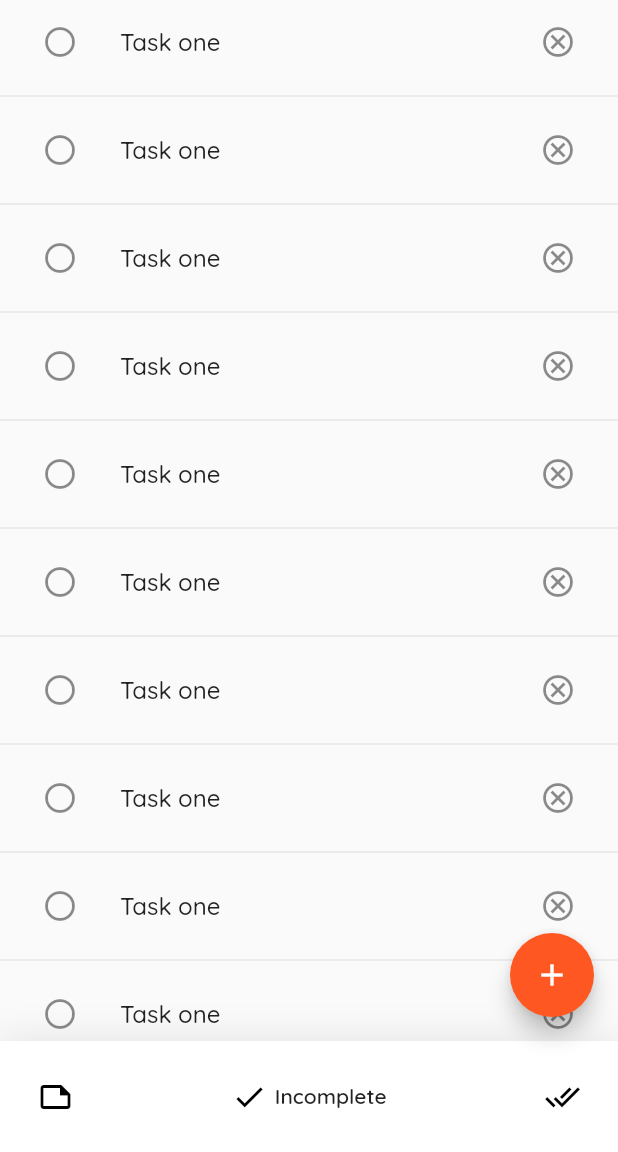
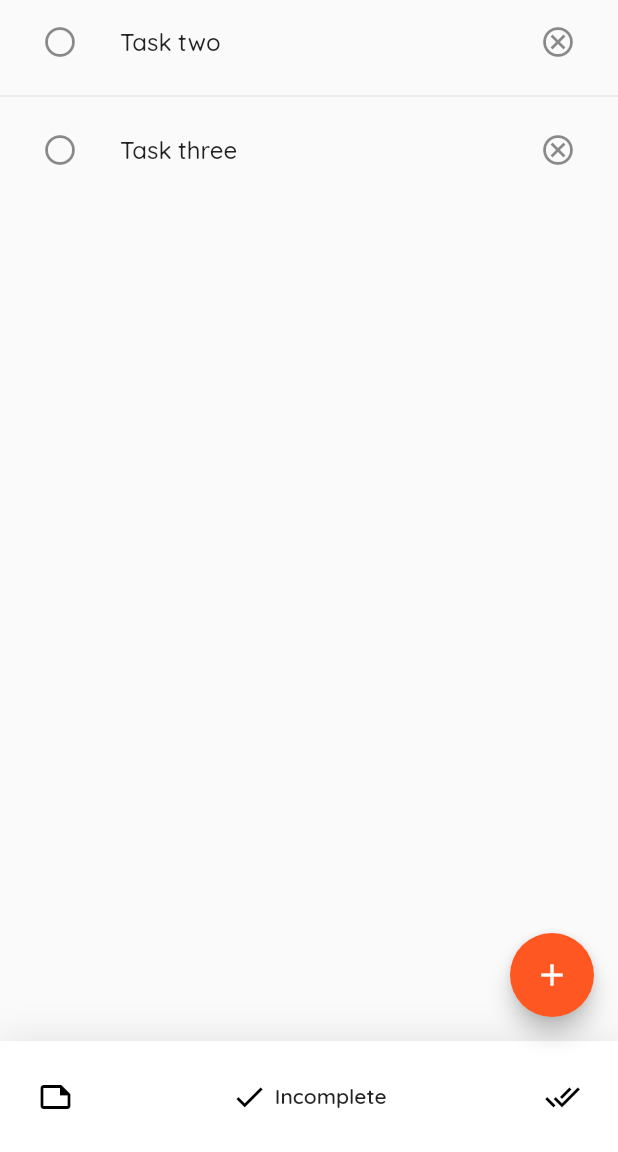
Before and after one commit to DANIEL-DEMELASH/Todo_with_provider, a Flutter app: the screen it shows after launch, item 2 of the bottom bar chosen, after a tap on the "circle" icon, on a phone screen of 412 x 824 dp, the part 84-1236 px from its top. Run offline on Flutter 3.47's test engine with Material 2 defaults, Android fonts, the phone set to English and light mode, and no system bars; drawn by our look-alikes of google_nav_bar.

Commit message:
feat: add update and delete task feature

```diff
--- a/lib/main.dart
+++ b/lib/main.dart
@@ -1,7 +1,9 @@
 import 'package:flutter/material.dart';
+import 'package:provider/provider.dart';
+import 'package:todo/resources/todo_data.dart';
 import 'package:todo/screens/todo_screen.dart';
 
-void main() {
+void main() async {
   runApp(const MyApp());
 }
 
@@ -13,7 +15,8 @@ class MyApp extends StatelessWidget {
     return MaterialApp(
       debugShowCheckedModeBanner: false,
       theme: ThemeData(fontFamily: 'Quicksand'),
-      home: const TodoScreen(),
+      home: ChangeNotifierProvider(
+          create: ((context) => TodoData()), child: TodoScreen()),
     );
   }
 }
--- /dev/null
+++ b/lib/models/todo_model.dart
@@ -0,0 +1,10 @@
+class Todo {
+  String task;
+  bool isCompleted;
+
+  Todo({required this.task, this.isCompleted = false});
+
+  void taskCompleted() {
+    isCompleted = !isCompleted;
+  }
+}
--- /dev/null
+++ b/lib/resources/todo_data.dart
@@ -0,0 +1,55 @@
+import 'dart:collection';
+
+import 'package:flutter/material.dart';
+import 'package:todo/models/todo_model.dart';
+
+class TodoData extends ChangeNotifier {
+  final List<Todo> _todos = [
+    Todo(task: 'Task one'),
+    Todo(task: 'Task two'),
+    Todo(task: 'Task three')
+  ];
+
+  int get count {
+    return _todos.length;
+  }
+
+  UnmodifiableListView<Todo> get todos {
+    return UnmodifiableListView(_todos);
+  }
+
+  UnmodifiableListView<Todo> get completedTodos {
+    List<Todo> x = [];
+    for (var i in _todos) {
+      if (i.isCompleted) {
+        x.add(i);
+      }
+    }
+    return UnmodifiableListView(x);
+  }
+
+  UnmodifiableListView<Todo> get inCompletedTodos {
+    List<Todo> x = [];
+    for (var i in _todos) {
+      if (!i.isCompleted) {
+        x.add(i);
+      }
+    }
+    return UnmodifiableListView(x);
+  }
+
+  addNewTodo(String taskTitle) {
+    _todos.add(Todo(task: taskTitle));
+    notifyListeners();
+  }
+
+  updateTodo(Todo todo) {
+    todo.taskCompleted();
+    notifyListeners();
+  }
+
+  deleteTodo(Todo todo) {
+    _todos.remove(todo);
+    notifyListeners();
+  }
+}
--- a/lib/screens/todo_screen.dart
+++ b/lib/screens/todo_screen.dart
@@ -1,9 +1,15 @@
 import 'package:flutter/material.dart';
 import 'package:google_nav_bar/google_nav_bar.dart';
+import 'package:provider/provider.dart';
 import 'package:todo/constants.dart';
+import 'package:todo/resources/todo_data.dart';
 
 class TodoScreen extends StatefulWidget {
-  const TodoScreen({super.key});
+  static final List<Widget> _screens = [
+    placeholderList(),
+    placeholderList3(),
+    placeholderList2(),
+  ];
 
   @override
   State<TodoScreen> createState() => _TodoScreenState();
@@ -11,11 +17,7 @@ class TodoScreen extends StatefulWidget {
 
 class _TodoScreenState extends State<TodoScreen> {
   int _selectedIndex = 0;
-  static final List<Widget> _screens = [
-    placeholderList(),
-    placeholderList(),
-    placeholderList(),
-  ];
+
   @override
   Widget build(BuildContext context) {
     return Scaffold(
@@ -74,29 +76,105 @@ class _TodoScreenState extends State<TodoScreen> {
             ),
           ),
         ),
-        body: _screens[_selectedIndex]);
+        body: TodoScreen._screens[_selectedIndex]);
   }
 }
 
 Widget placeholderList() {
+  return Consumer<TodoData>(builder: ((context, data, child) {
     return ListView.separated(
-      itemBuilder: (((context, index) {
+        itemBuilder: ((context, index) {
           return ListTile(
             leading: IconButton(
                 onPressed: () {
-                //TODO: change task state method
+                  data.updateTodo(data.todos[index]);
                 },
-              icon: const Icon(Icons.circle_outlined)),
-          title: const Text('Task one'),
+                icon: Icon(data.todos[index].isCompleted
+                    ? Icons.circle
+                    : Icons.circle_outlined)),
+            title: Text(
+              data.todos[index].task,
+              style: TextStyle(
+                  decoration: data.todos[index].isCompleted
+                      ? TextDecoration.lineThrough
+                      : TextDecoration.none),
+            ),
             trailing: IconButton(
                 onPressed: () {
-                //TODO: delete a task method
+                  data.deleteTodo(data.todos[index]);
                 },
                 icon: const Icon(Icons.cancel_outlined)),
           );
-      })),
+        }),
         separatorBuilder: ((context, index) {
           return const Divider();
         }),
-      itemCount: 15);
+        itemCount: data.count);
+  }));
 }
+
+Widget placeholderList2() {
+  return Consumer<TodoData>(builder: ((context, data, child) {
+    return ListView.separated(
+        itemBuilder: ((context, index) {
+          return ListTile(
+            leading: IconButton(
+                onPressed: () {
+                  data.updateTodo(data.completedTodos[index]);
+                },
+                icon: Icon(data.completedTodos[index].isCompleted
+                    ? Icons.circle
+                    : Icons.circle_outlined)),
+            title: Text(
+              data.completedTodos[index].task,
+              style: TextStyle(
+                  decoration: data.completedTodos[index].isCompleted
+                      ? TextDecoration.lineThrough
+                      : TextDecoration.none),
+            ),
+            trailing: IconButton(
+                onPressed: () {
+                  data.deleteTodo(data.completedTodos[index]);
+                },
+                icon: const Icon(Icons.cancel_outlined)),
+          );
+        }),
+        separatorBuilder: ((context, index) {
+          return const Divider();
+        }),
+        itemCount: data.completedTodos.length);
+  }));
+}
+
+Widget placeholderList3() {
+  return Consumer<TodoData>(builder: ((context, data, child) {
+    return ListView.separated(
+        itemBuilder: ((context, index) {
+          return ListTile(
+            leading: IconButton(
+                onPressed: () {
+                  data.updateTodo(data.inCompletedTodos[index]);
+                },
+                icon: Icon(data.inCompletedTodos[index].isCompleted
+                    ? Icons.circle
+                    : Icons.circle_outlined)),
+            title: Text(
+              data.inCompletedTodos[index].task,
+              style: TextStyle(
+                  decoration: data.inCompletedTodos[index].isCompleted
+                      ? TextDecoration.lineThrough
+                      : TextDecoration.none),
+            ),
+            trailing: IconButton(
+                onPressed: () {
+                  data.deleteTodo(data.inCompletedTodos[index]);
+                },
+                icon: const Icon(Icons.cancel_outlined)),
+          );
+        }),
+        separatorBuilder: ((context, index) {
+          return const Divider();
+        }),
+        itemCount: data.inCompletedTodos.length);
+  }));
+}
--- a/pubspec.yaml
+++ b/pubspec.yaml
@@ -12,9 +12,7 @@ dependencies:
 
   cupertino_icons: ^1.0.2
   google_nav_bar: ^5.0.6
-  line_icons: ^2.0.1
-  sqflite: ^2.1.0
-  path: ^1.8.2
+  provider: ^6.0.3
 
 dev_dependencies:
   flutter_test:
```
Also changed, not shown: pubspec.lock. Lines whose indentation alone changed are shown as unchanged.
